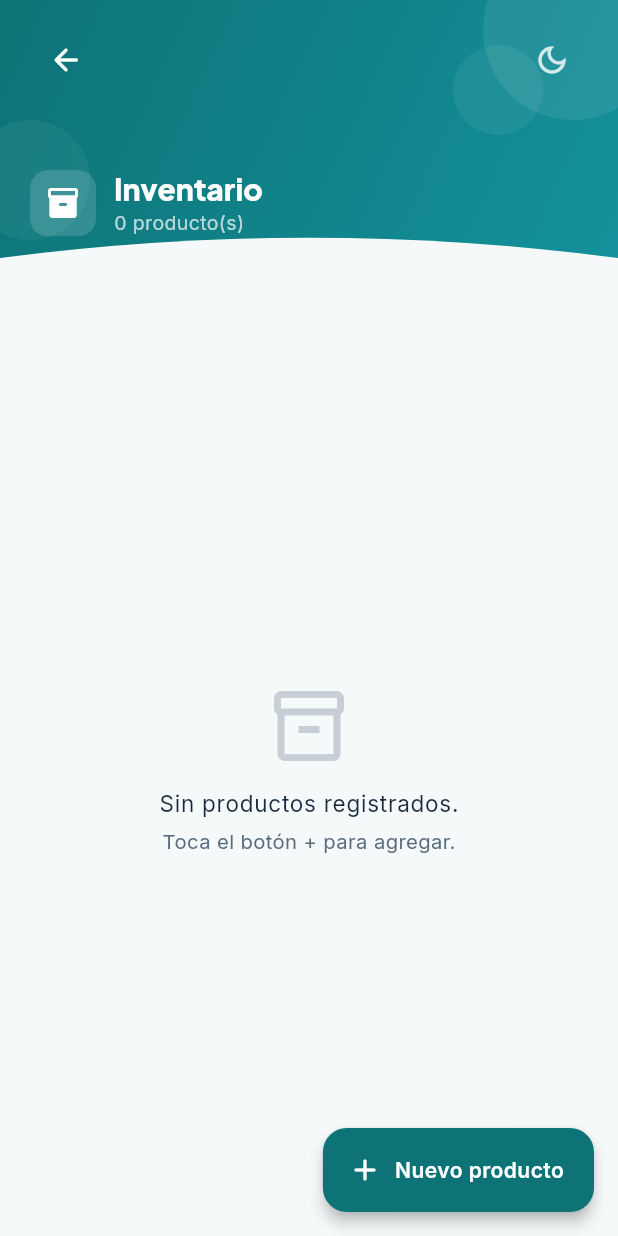
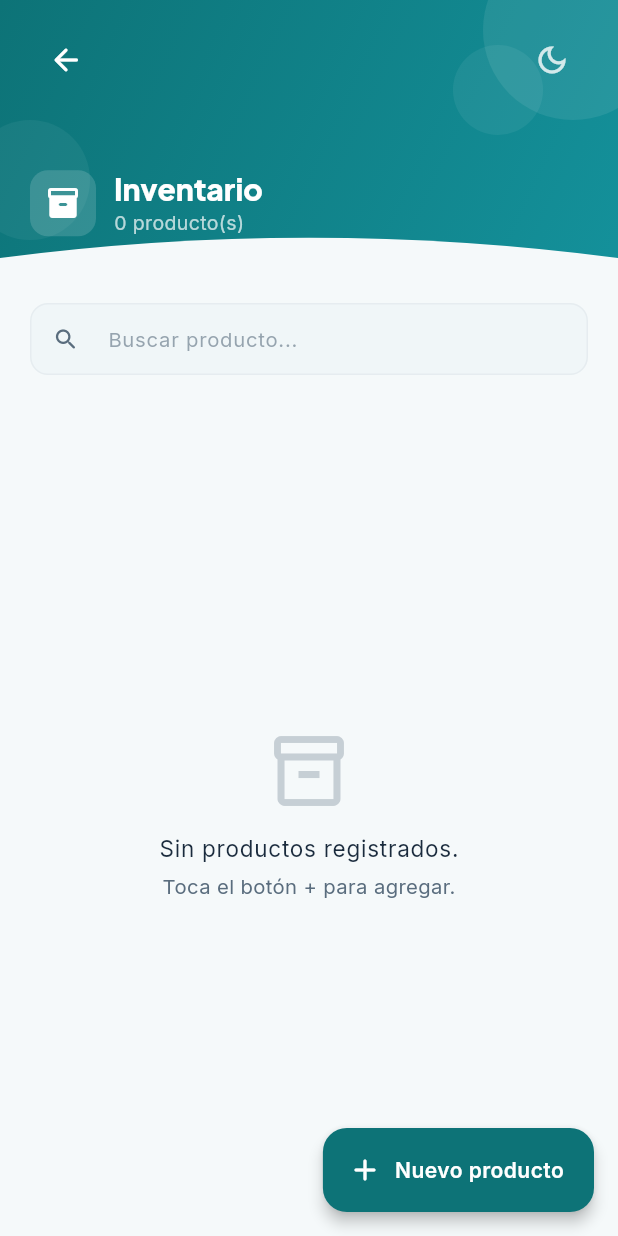
Before and after one commit to GMELGARR/dental_Integral, a Flutter app: the InventoryManagementPage screen opened by its route, on a phone screen of 412 x 824 dp. Run offline on Flutter 3.47's test engine with Material 3 defaults, Android fonts, the phone set to English and light mode, and no system bars; our stand-ins replace cloud_firestore, firebase_auth, firebase_core, get_it, go_router, google_fonts and 1 more; accounts and stored records are empty.

Commit message:
Barra de busqueda implementada en inventario

```diff
--- a/lib/features/inventory/presentation/pages/inventory_management_page.dart
+++ b/lib/features/inventory/presentation/pages/inventory_management_page.dart
@@ -21,25 +21,37 @@ class InventoryManagementPage extends StatefulWidget {
 
 class _InventoryManagementPageState extends State<InventoryManagementPage> {
   late final InventoryController _controller;
+  final _searchCtrl = TextEditingController();
   String? _selectedCategory;
+  String _searchQuery = '';
 
   @override
   void initState() {
     super.initState();
     _controller = getIt<InventoryController>();
+    _searchCtrl.addListener(() {
+      setState(() => _searchQuery = _searchCtrl.text.trim().toLowerCase());
+    });
   }
 
   @override
   void dispose() {
+    _searchCtrl.dispose();
     _controller.dispose();
     super.dispose();
   }
 
   List<InventoryItem> get _filteredItems {
-    if (_selectedCategory == null) return _controller.items;
-    return _controller.items
-        .where((i) => i.categoria == _selectedCategory)
-        .toList();
+    var list = _controller.items;
+    if (_selectedCategory != null) {
+      list = list.where((i) => i.categoria == _selectedCategory).toList();
+    }
+    if (_searchQuery.isNotEmpty) {
+      list = list
+          .where((i) => i.nombre.toLowerCase().contains(_searchQuery))
+          .toList();
+    }
+    return list;
   }
 
   // ── Create ─────────────────────────────────────────────────────
@@ -255,6 +267,36 @@ class _InventoryManagementPageState extends State<InventoryManagementPage> {
                 ),
               ),
 
+              // ── Search bar ─────────────────────────
+              SliverToBoxAdapter(
+                child: Padding(
+                  padding: const EdgeInsets.symmetric(
+                    horizontal: AppSpacing.xl,
+                  ),
+                  child: TextField(
+                    controller: _searchCtrl,
+                    decoration: InputDecoration(
+                      hintText: 'Buscar producto...',
+                      prefixIcon: const Icon(Icons.search_rounded),
+                      suffixIcon: _searchQuery.isNotEmpty
+                          ? IconButton(
+                              icon: const Icon(Icons.close_rounded),
+                              onPressed: () => _searchCtrl.clear(),
+                            )
+                          : null,
+                      isDense: true,
+                      contentPadding: const EdgeInsets.symmetric(
+                        horizontal: AppSpacing.lg,
+                        vertical: AppSpacing.md,
+                      ),
+                    ),
+                  ),
+                ),
+              ),
+              const SliverToBoxAdapter(
+                child: SizedBox(height: AppSpacing.md),
+              ),
+
               // ── Content ────────────────────────────
               if (_controller.isLoading)
                 const SliverFillRemaining(
@@ -274,9 +316,11 @@ class _InventoryManagementPageState extends State<InventoryManagementPage> {
                         ),
                         const SizedBox(height: AppSpacing.md),
                         Text(
-                          _selectedCategory != null
-                              ? 'Sin productos en esta categoría.'
-                              : 'Sin productos registrados.',
+                          _searchQuery.isNotEmpty
+                              ? 'Sin resultados para "${_searchCtrl.text.trim()}".'
+                              : _selectedCategory != null
+                                  ? 'Sin productos en esta categoría.'
+                                  : 'Sin productos registrados.',
                           style: theme.textTheme.bodyLarge,
                         ),
                         const SizedBox(height: AppSpacing.xs),
```
